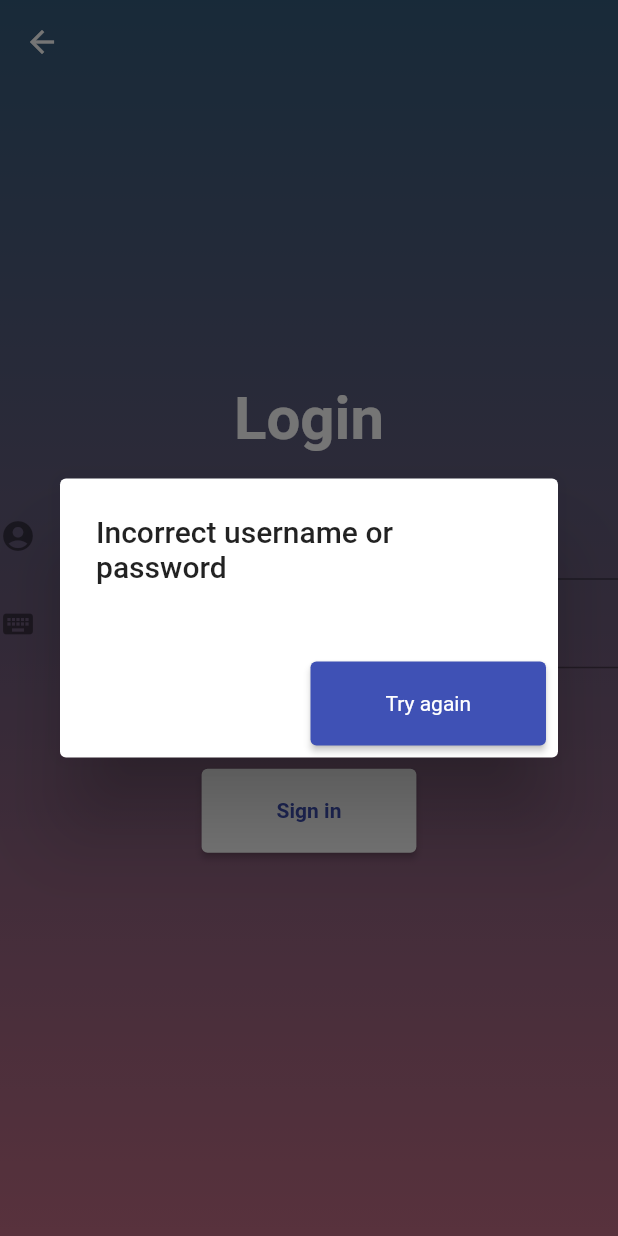
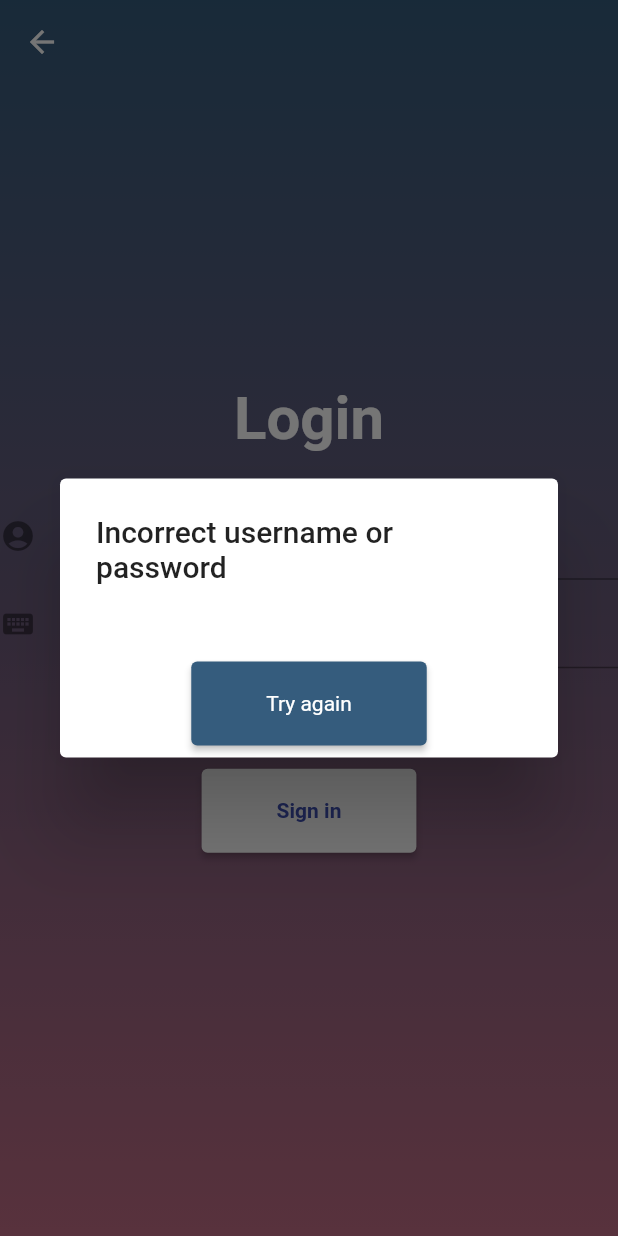
Before and after one commit to ianscodecastle/PharmacyMathGame, a Flutter app: the LoginScreen screen opened directly, after a tap on "Sign in", on a phone screen of 412 x 824 dp. Run offline on Flutter 3.47's test engine with Material 2 defaults, Android fonts, the phone set to English and light mode, and no system bars; our stand-ins replace flutter_svg; missing offline and left inert: dart:js.

Commit message:
fixed login screen navigation

```diff
--- a/math_game/lib/constants.dart
+++ b/math_game/lib/constants.dart
@@ -15,6 +15,7 @@ const correctColor = Colors.green;
 const incorrectColor = Colors.red;
 
 
+
 // const kPrimaryColor = Colors.blueGrey[900];
 // const kPrimaryColor = Colors.grey[900];
 // const kPrimaryColor = Colors.grey[400];
--- a/math_game/lib/screens/login_screen.dart
+++ b/math_game/lib/screens/login_screen.dart
@@ -9,6 +9,8 @@ import 'package:math_game/constants.dart';
 import 'package:flutter_svg/svg.dart';
 import 'dart:core';
 import 'dart:convert';
+
+import 'package:math_game/screens/multiple_choice_screen.dart';
 
 TextEditingController usernameController = TextEditingController();
 TextEditingController passwordController = TextEditingController();
@@ -133,7 +135,7 @@ class LoginScreen extends StatelessWidget {
                 ),
               ),
               onPressed: () => {
-                checkLogin(),
+                //checkLogin(),
                 if (checkLogin() == false)
                   {
                     showDialog(
@@ -142,6 +144,11 @@ class LoginScreen extends StatelessWidget {
                           incorrectPassword(context),
                     )
                   }
+                else
+                  {
+                    Navigator.of(context).push(MaterialPageRoute(
+                        builder: (context) => MultipleChoiceScreen()))
+                  },
                 //respond to button press
               },
             ),
@@ -158,10 +165,11 @@ AlertDialog incorrectPassword(BuildContext context) {
     content: Column(
       mainAxisSize: MainAxisSize.min,
       //mainAxisAlignment: MainAxisAlignment.center,
-      crossAxisAlignment: CrossAxisAlignment.start,
+      crossAxisAlignment: CrossAxisAlignment.center,
     ),
     actions: <Widget>[
-      ElevatedButton(
+      Center(
+        child: ElevatedButton(
             onPressed: () {
               Navigator.of(context).pop();
             },
@@ -169,7 +177,7 @@ AlertDialog incorrectPassword(BuildContext context) {
             // textColor: Theme.of(context).primaryColor,
             child: const Text('Try again'),
             style: ElevatedButton.styleFrom(
-            primary: Colors.indigo,
+              primary: kPrimaryColor,
               onPrimary: Colors.white,
               padding: EdgeInsets.symmetric(horizontal: 50, vertical: 20),
               textStyle: TextStyle(
@@ -177,6 +185,7 @@ AlertDialog incorrectPassword(BuildContext context) {
                 fontWeight: FontWeight.normal,
               ),
             )),
+      ),
       //),
     ],
   );
```
Lines whose indentation alone changed are shown as unchanged.
